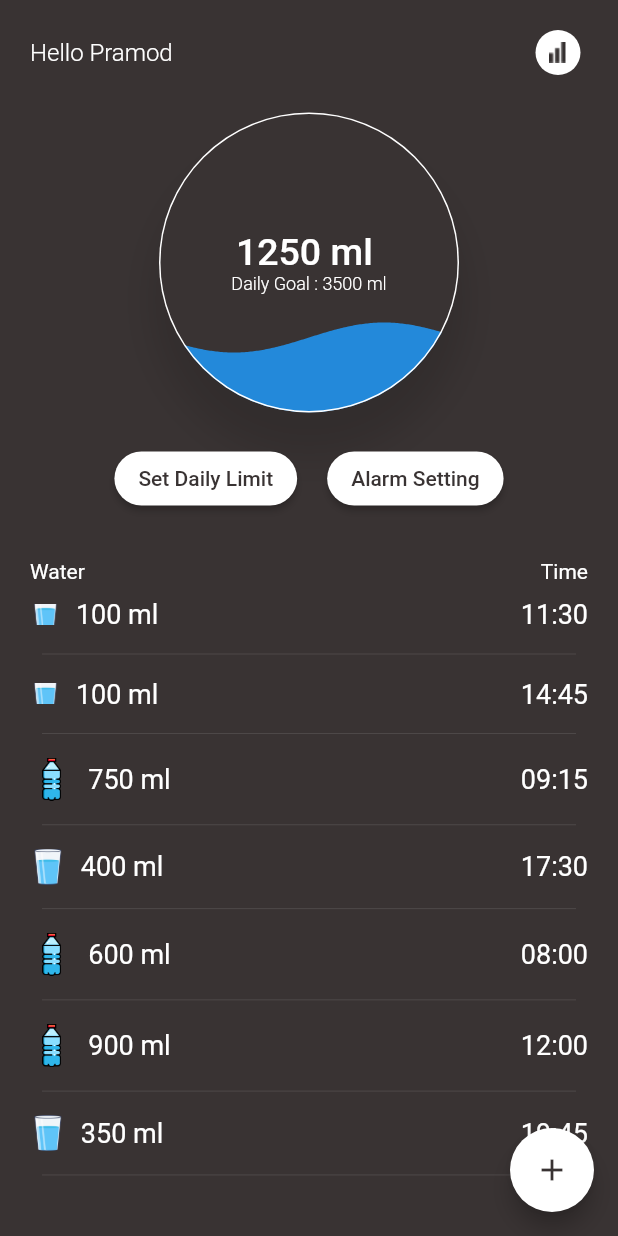
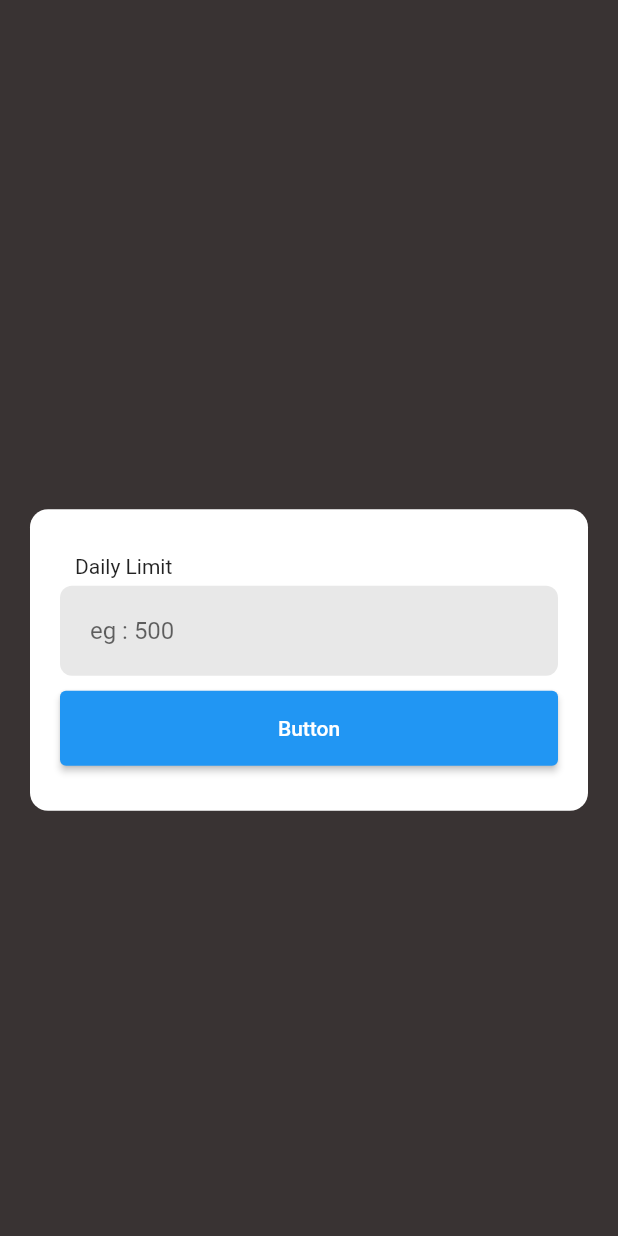
Before and after one commit to Pramodpal333/watery, a Flutter app: the screen it shows after launch, after a tap on "Set Daily Limit", on a phone screen of 412 x 824 dp. Run offline on Flutter 3.47's test engine with Material 2 defaults, Android fonts, the phone set to English and light mode, and no system bars; drawn by our look-alikes of flutter_expandable_fab; our stand-ins replace get, liquid_progress_indicator_v2, sqflite; missing offline and left inert: draggable_fab; accounts and stored records are empty.

Commit message:
sqlflite completed

```diff
--- a/lib/data/sample_data.dart
+++ b/lib/data/sample_data.dart
@@ -1,63 +1,64 @@
 import '../models/drinks_model.dart';
+
 
 List<DrinksModel> sampleDrinksList = [
   DrinksModel(
     qty: 100,
-    date: "09/11/2023",
+    date: DateTime(2023, 9, 11),
     time: "11:30",
     type: "ml",
   ),
   DrinksModel(
     qty: 100,
-    date: "09/12/2023",
+    date: DateTime(2023, 9, 12),
     time: "14:45",
     type: "ml",
   ),
   DrinksModel(
     qty: 750,
-    date: "09/13/2023",
+    date: DateTime(2023, 9, 13),
     time: "09:15",
     type: "ml",
   ),
   DrinksModel(
     qty: 400,
-    date: "09/14/2023",
+    date: DateTime(2023, 9, 14),
     time: "17:30",
     type: "ml",
   ),
   DrinksModel(
     qty: 600,
-    date: "09/15/2023",
+    date: DateTime(2023, 9, 15),
     time: "08:00",
     type: "ml",
   ),
   DrinksModel(
     qty: 900,
-    date: "09/16/2023",
+    date: DateTime(2023, 9, 16),
     time: "12:00",
     type: "ml",
   ),
   DrinksModel(
     qty: 350,
-    date: "09/17/2023",
+    date: DateTime(2023, 9, 17),
     time: "19:45",
     type: "ml",
   ),
   DrinksModel(
     qty: 800,
-    date: "09/18/2023",
+    date: DateTime(2023, 9, 18),
     time: "10:30",
     type: "ml",
   ),
   DrinksModel(
     qty: 550,
-    date: "09/19/2023",
+    date: DateTime(2023, 9, 19),
     time: "16:15",
     type: "ml",
   ),
   DrinksModel(
     qty: 700,
-    date: "09/20/2023",
+    date: DateTime(2023, 9, 20),
     time: "13:20",
     type: "ml",
   ),
--- a/lib/main.dart
+++ b/lib/main.dart
@@ -1,6 +1,7 @@
 import 'package:flutter/material.dart';
 import 'package:watery/screens/dashboard/dashboard.dart';
 import 'package:watery/utils/colors.dart';
+import 'package:get/get.dart';
 
 void main() {
   runApp(const MyApp());
@@ -12,12 +13,14 @@ class MyApp extends StatelessWidget {
   // This widget is the root of your application.
   @override
   Widget build(BuildContext context) {
-    return  MaterialApp(
-      debugShowCheckedModeBanner: false,
-      theme: ThemeData(
-        scaffoldBackgroundColor: kDarkBgColor
+    return  SafeArea(
+      child: GetMaterialApp(
+        debugShowCheckedModeBanner: false,
+        theme: ThemeData(
+          scaffoldBackgroundColor: kDarkBgColor
+        ),
+        home: DashboardScreen(),
       ),
-      home: DashboardScreen(),
     );
   }
 }
--- a/lib/screens/dashboard/dashboard.dart
+++ b/lib/screens/dashboard/dashboard.dart
@@ -6,24 +6,24 @@ import 'package:liquid_progress_indicator_v2/liquid_progress_indicator.dart';
 import 'package:watery/controllers/dashboard_controller.dart';
 import 'package:watery/screens/dashboard/add_drink.dart';
 import 'package:watery/screens/dashboard/drinks_list.dart';
+import 'package:watery/screens/set_limit.dart';
 import 'package:watery/utils/colors.dart';
 import 'package:watery/utils/images.dart';
 
 class DashboardScreen extends GetView<DashboardController> {
   DashboardScreen({Key? key}) : super(key: key);
-
-  final DashboardController dashboardCon = Get.put(DashboardController());
   final _key = GlobalKey<ExpandableFabState>();
 
 
   @override
   Widget build(BuildContext context) {
+    final DashboardController dashcontroller = Get.put(DashboardController());
     var statusBar = MediaQuery.of(context).padding.top;
     var h = MediaQuery.of(context).size.height;
     var w = MediaQuery.of(context).size.width;
     return Scaffold(
       floatingActionButtonLocation: ExpandableFab.location,
-      floatingActionButton: floatingButton(context),
+      floatingActionButton: floatingButton(context,dashcontroller),
       body: SizedBox(
         width: w,
         height: h,
@@ -58,7 +58,8 @@ class DashboardScreen extends GetView<DashboardController> {
               ),
             ),
             /// Circle Progress
-            Container(
+            Obx(
+                ()=> Container(
                 margin: const EdgeInsets.symmetric(vertical: 20),
                 width: 200,
                 height: 200,
@@ -73,7 +74,7 @@ class DashboardScreen extends GetView<DashboardController> {
                           offset: Offset(0.0, 25.0))
                     ]),
                 child: LiquidCircularProgressIndicator(
-                value: 0.25,
+                  value: dashcontroller.alreadyDrank.value,
                   // Defaults to 0.5.
                   valueColor: const AlwaysStoppedAnimation(kWaterColor),
                   // Defaults to the current Theme's accentColor.
@@ -86,9 +87,10 @@ class DashboardScreen extends GetView<DashboardController> {
                   center: Column(
                     mainAxisAlignment: MainAxisAlignment.center,
                     children: [
-                    const Text("1250 ml ",style: TextStyle(color: Colors.white,fontWeight: FontWeight.w500,fontSize: 25),),
-                    const Text("Daily Goal : 3500 ml",style: TextStyle(color: Colors.white,fontWeight: FontWeight.w300,fontSize: 12),),
+                       Text("${dashcontroller.totalDrink.value} ml ",style: const TextStyle(color: Colors.white,fontWeight: FontWeight.w500,fontSize: 25),),
+                       Text("Daily Goal : ${dashcontroller.targetDrink.value} ml",style: const TextStyle(color: Colors.white,fontWeight: FontWeight.w300,fontSize: 12),),
                     ],
+                  ),
                 ),
               ),
             ),
@@ -101,7 +103,9 @@ class DashboardScreen extends GetView<DashboardController> {
                     backgroundColor: Colors.white,
                     shape: RoundedRectangleBorder(borderRadius: BorderRadius.circular(400)),
                   ),
-                    onPressed: (){},
+                    onPressed: (){
+                    Get.to(()=> SetLimitScreen());
+                    },
                     child:const Text("Set Daily Limit",style: TextStyle(color: kDarkBgColor),)),
                 const SizedBox(width: 20,),
                 ElevatedButton(
@@ -126,7 +130,8 @@ class DashboardScreen extends GetView<DashboardController> {
                 padding: EdgeInsets.symmetric(horizontal: 20),
                 child: DrinksList(),
               ),
-          )
+            ),
+
           ],
         ),
       ),
@@ -146,7 +151,7 @@ class DashboardScreen extends GetView<DashboardController> {
   }
 
   /// Floating Add Button
-  floatingButton(BuildContext context) {
+  floatingButton(BuildContext context, DashboardController dashcontroller) {
     return  ExpandableFab(
         openButtonBuilder: RotateFloatingActionButtonBuilder(
           child: const Icon(Icons.add),
@@ -170,19 +175,25 @@ class DashboardScreen extends GetView<DashboardController> {
       FloatingActionButton.extended(
         backgroundColor: Colors.white,
         heroTag: null,
-        onPressed: () {}, icon: Image.asset(smalllassIcon,height: 20,),
+        onPressed: () {
+          dashcontroller.addDrinkFun(150);
+        }, icon: Image.asset(smalllassIcon,height: 20,),
         label: Text("150 ml",style: TextStyle(color: kDarkBgColor),),
       ),
       FloatingActionButton.extended(
         backgroundColor: Colors.white,
         heroTag: null,
-        onPressed: () {}, icon: Image.asset(bigGlassIcon,height: 30,),
+        onPressed: () {
+          dashcontroller.addDrinkFun(250);
+        }, icon: Image.asset(bigGlassIcon,height: 30,),
         label: Text("250 ml",style: TextStyle(color: kDarkBgColor)),
       ),
       FloatingActionButton.extended(
         backgroundColor: Colors.white,
         heroTag: null,
-        onPressed: () {}, icon: Image.asset(bottleIcon,height: 30,),
+        onPressed: () {
+          dashcontroller.addDrinkFun(500);
+        }, icon: Image.asset(bottleIcon,height: 30,),
         label: Text("500 ml",style: TextStyle(color: kDarkBgColor)),
       ),
       FloatingActionButton.extended(
@@ -193,4 +204,5 @@ class DashboardScreen extends GetView<DashboardController> {
       ),
     ]);
   }
+
 }
--- a/lib/screens/dashboard/drinks_list.dart
+++ b/lib/screens/dashboard/drinks_list.dart
@@ -1,26 +1,36 @@
 import 'package:flutter/cupertino.dart';
 import 'package:flutter/material.dart';
-import 'package:watery/data/sample_data.dart';
+import 'package:watery/controllers/dashboard_controller.dart';
+import 'package:watery/models/drinks_model.dart';
 import 'package:watery/utils/images.dart';
+import 'package:get/get.dart';
 
 class DrinksList extends StatelessWidget {
   const DrinksList({Key? key}) : super(key: key);
 
-
-
   @override
   Widget build(BuildContext context) {
+    var controller = Get.find<DashboardController>();
     var w = MediaQuery.of(context).size.width;
     var h = MediaQuery.of(context).size.height;
-    return ListView.builder(
-      itemCount: sampleDrinksList.length,
+    return Obx(() => controller.drinkList.value.isEmpty ?
+    noList()
+        :RefreshIndicator(
+      onRefresh: controller.refresh,
+          child: ListView.separated(
+      itemCount: controller.drinkList.value.length,
       itemBuilder: (BuildContext ctx ,int index){
-        var qty = sampleDrinksList[index].qty!;
+          var qty = controller.drinkList.value[index].qty!;
           return Dismissible(
-          key: Key(index.toString()),
-          child:   Column(
-            children: [
-              Row(
+            onDismissed: (DismissDirection slide){
+              controller.dismiss(index);
+            },
+            key: Key(controller.drinkList.value[index].id!.toString()),
+            child:   InkWell(
+              onTap: (){},
+              child: Container(
+                margin: EdgeInsets.symmetric(vertical: 10),
+                child: Row(
                   mainAxisAlignment: MainAxisAlignment.spaceBetween,
                   children: [
                     Row(
@@ -28,19 +38,49 @@ class DrinksList extends StatelessWidget {
                       children: [
                         Image.asset( qty >499? bottleIcon :qty >149 ?bigGlassIcon :smalllassIcon,width:qty >499? w*0.07 :qty >149 ?w*0.058 :w*0.05,),
                         SizedBox(width: 10,),
-                      Text('$qty ${sampleDrinksList[index].type}',style: const TextStyle(color: Colors.white,fontWeight: FontWeight.w400,fontSize: 18),),
+                        Text('$qty ${controller.drinkList.value[index].type}',style: const TextStyle(color: Colors.white,fontWeight: FontWeight.w400,fontSize: 18),),
                       ],
                     ),
-                  Text('${sampleDrinksList[index].time}',style: const TextStyle(color: Colors.white,fontWeight: FontWeight.w400,fontSize: 18),),
-                ],
+                    Row(
+                      children: [
+                        Text('${controller.drinkList.value[index].time}',style: const TextStyle(color: Colors.white,fontWeight: FontWeight.w400,fontSize: 18),),
+                        Padding(
+                          padding: const EdgeInsets.only(left: 8.0),
+                          child: InkWell(
+                            borderRadius: BorderRadius.circular(500),
+                            onTap: (){},
+                            child: Container(
+                              width: w*0.08,
+                              height: w*0.08,
+                              padding: EdgeInsets.all(5),
+                              margin: EdgeInsets.all(5),
+                                decoration: BoxDecoration(
+                                  borderRadius: BorderRadius.circular(500),
+                                  border: Border.all(width: 0.5,color: Colors.white)
                                 ),
-              const Padding(
-                padding: EdgeInsets.all(8.0),
-                child: Divider(color: Colors.white10,),
+                                child:Center(child: Icon(Icons.edit,color: Colors.white,size: w*0.03,))),
+                          ),
                         )
                       ],
                     ),
+                  ],
+                ),
+              ),
+            ),
           );
-      },);
+      }, separatorBuilder: (BuildContext context, int index) {
+        return const Padding(
+          padding: EdgeInsets.symmetric(horizontal: 8.0),
+          child: Divider(color: Colors.white10,),
+        );
+          },),
+        ));
+  }
+
+
+   Widget noList(){
+    return Center(
+        child: Text("Add Drinks",style: TextStyle(color: Colors.white),)
+    );
    }
 }
--- /dev/null
+++ b/lib/screens/set_limit.dart
@@ -0,0 +1,35 @@
+import 'package:flutter/material.dart';
+import 'package:get/get.dart';
+import 'package:watery/widgets/appbar.dart';
+import 'package:watery/widgets/button.dart';
+import 'package:watery/widgets/textfeild.dart';
+
+class SetLimitScreen extends StatelessWidget {
+  const SetLimitScreen({Key? key}) : super(key: key);
+
+  @override
+  Widget build(BuildContext context) {
+    var w = Get.width;
+    return Scaffold(
+      appBar: customAppbar(context, title: ""),
+      body: Center(
+        child: Container(
+          margin: const EdgeInsets.all(20),
+          padding: const EdgeInsets.all(20),
+          width: w,
+          decoration: BoxDecoration(
+            color: Colors.white,
+            borderRadius: BorderRadius.circular(12)
+          ),
+          child:  Column(
+            mainAxisSize: MainAxisSize.min,
+            children: [
+              UserInput(label: 'Daily Limit', hint: 'eg : 500', ),
+              ButtonWidget()
+            ],
+          ),
+        ),
+      ),
+    );
+  }
+}
--- a/lib/utils/colors.dart
+++ b/lib/utils/colors.dart
@@ -3,4 +3,5 @@ import 'package:flutter/material.dart';
 const kDarkBgColor = Color(0xFF393333);
 const kWaterColor = Color(0xFF2389da);
 const kBtnSplashColor = Color(0xff969696);
-const kBtnCOlor = Color(0xff969696);
+const kBtnColor = Color(0xff969696);
+const kLightGrey = Color(0xffe8e8e8);
--- /dev/null
+++ b/lib/utils/constants.dart
@@ -0,0 +1,6 @@
+class AppConstant{
+//  Keys  for GetStorage
+static String dailyLimit = "daily_limit";
+static String userName = "user_name";
+static String loggedIn = "user_logged_in";
+}
--- /dev/null
+++ b/lib/utils/custom_print.dart
@@ -0,0 +1,9 @@
+import 'package:flutter/foundation.dart';
+
+println(msg){
+  if (kDebugMode) {
+    print(">>>>>>>>>>>>>>>>>>>>>\n");
+    print(msg.toString());
+    print("\n<<<<<<<<<<<<<<<<<<<<<<<");
+  }
+}
--- /dev/null
+++ b/lib/utils/db_helper.dart
@@ -0,0 +1,54 @@
+import 'package:path/path.dart';
+import 'package:path_provider/path_provider.dart';
+import 'package:sqflite/sqflite.dart' as sql;
+import 'package:watery/models/drinks_model.dart';
+
+class DbHelper {
+// create table
+  static Future<void> createTable(sql.Database database) async {
+    await database.execute("""CREATE TABLE drinks(
+  id INTEGER PRIMARY KEY AUTOINCREMENT NOT NULL,
+  qty INTEGER,
+  date TEXT,
+  time TEXT,
+  type TEXT,
+  createdAt TIMESTAMP NOT NULL DEFAULT CURRENT_TIMESTAMP
+  )
+  """);
+  }
+
+  static Future<sql.Database> db() async {
+    return sql.openDatabase('watery.db', version: 1,
+        onCreate: (sql.Database database, int version) async {
+      await createTable(database);
+    });
+  }
+
+  static Future<int> createDrink(DrinksModel drink) async {
+    final db = await DbHelper.db();
+
+    final data = {
+      'qty': drink.qty,
+      'date': drink.date.toString(),
+      'time': drink.time,
+      'type': drink.type,
+    };
+    final id = await db.insert('drinks', data,
+        conflictAlgorithm: sql.ConflictAlgorithm.replace);
+    return id;
+  }
+
+  static Future<List<Map<String, dynamic>>> getDrinks() async {
+    var db = await DbHelper.db();
+    return db.query("drinks", orderBy: "id");
+  }
+
+  static Future<void> deleteDrink(int id) async {
+    var db = await DbHelper.db();
+    try {
+      await db.delete('drinks', where: "id = ?", whereArgs: [id]);
+    } catch (e) {
+      print("error while delete $e");
+    }
+  }
+}
--- /dev/null
+++ b/lib/widgets/button.dart
@@ -0,0 +1,22 @@
+import 'package:flutter/material.dart';
+import 'package:get/get.dart';
+
+class ButtonWidget extends StatelessWidget {
+  const ButtonWidget({Key? key}) : super(key: key);
+
+  @override
+  Widget build(BuildContext context) {
+    var w = Get.width;
+    return Container(
+      margin: EdgeInsets.symmetric(vertical: 10),
+      width: w,
+      height: 50,
+      child: ElevatedButton(
+        style: ElevatedButton.styleFrom(
+
+        ),
+          onPressed: () {},
+          child: Text("Button")),
+    );
+  }
+}
--- /dev/null
+++ b/lib/widgets/textfeild.dart
@@ -0,0 +1,46 @@
+import 'package:flutter/cupertino.dart';
+import 'package:flutter/material.dart';
+import 'package:get/get.dart';
+import 'package:watery/utils/colors.dart';
+
+class UserInput extends StatelessWidget {
+  const UserInput({
+    Key? key, required this.label, required this.hint,  this.showLabel, this.prefix,}) : super(key: key);
+
+  final String label;
+  final String hint;
+  final bool? showLabel;
+  final Widget? prefix;
+
+
+  @override
+  Widget build(BuildContext context) {
+    var w = Get.width;
+    return Column(
+      mainAxisSize: MainAxisSize.min,
+      children: [
+        Container(
+          margin: EdgeInsets.only(left: 10,bottom: 5,top: 10),
+            width: w,
+            child: Text(label)),
+        Container(
+            width: w,
+            height: 60,
+            decoration: BoxDecoration(
+                color: kLightGrey, borderRadius: BorderRadius.circular(8)),
+            padding: const EdgeInsets.symmetric(horizontal: 20),
+            child: Center(
+              child: TextFormField(
+                decoration:  InputDecoration(
+                  suffixText: "ml",
+                  icon: null,
+                  contentPadding: const EdgeInsets.symmetric(vertical: 12),
+              hintText: hint,
+              border: InputBorder.none
+                ),
+              ),
+            )),
+      ],
+    );
+  }
+}
--- a/pubspec.yaml
+++ b/pubspec.yaml
@@ -36,6 +36,11 @@ dependencies:
   font_awesome_flutter: ^10.5.0 # Icons
   draggable_fab: ^0.1.4
   flutter_expandable_fab: ^2.0.0
+
+  intl: ^0.18.1
+  sqflite: ^2.3.0 # Sql
+  path: ^1.8.3
+  path_provider: ^2.1.1
 
 
   # The following adds the Cupertino Icons font to your application.
```
Also changed, not shown: lib/controllers/dashboard_controller.dart (+75 -0 lines), lib/models/drinks_model.dart (+11 -3 lines), pubspec.lock, 1 other file. Lines whose indentation alone changed are shown as unchanged.
